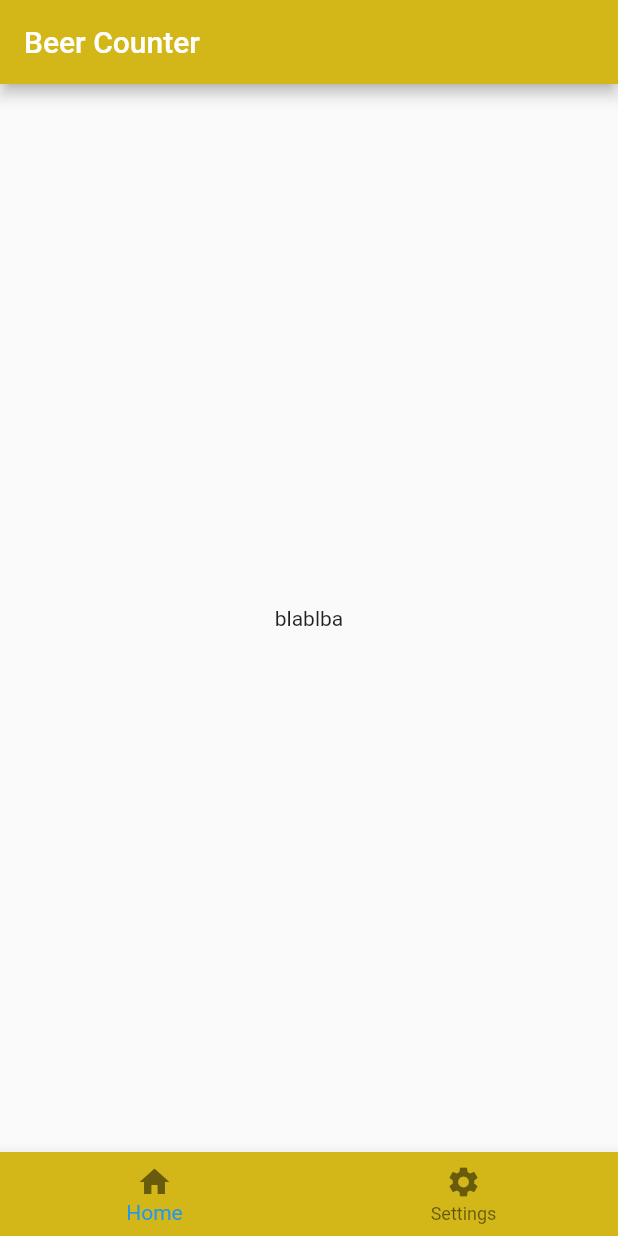
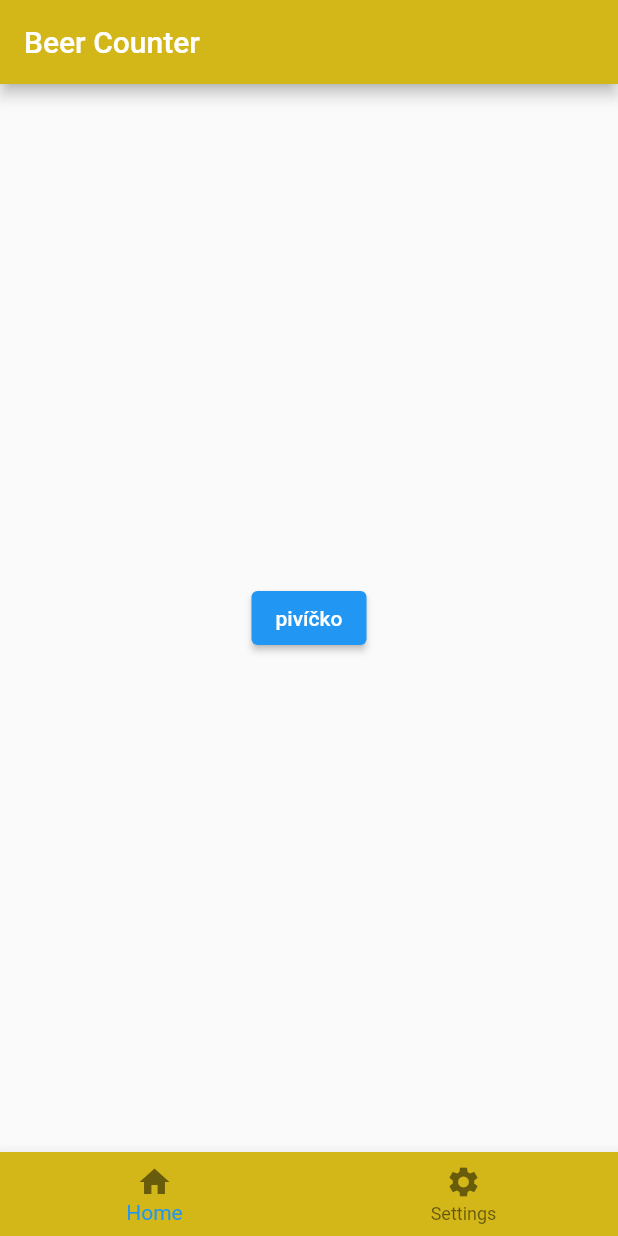
Before and after one commit to GoblinSharkStudios/test_ground, a Flutter app: the screen it shows after launch, on a phone screen of 412 x 824 dp. Run offline on Flutter 3.47's test engine with Material 2 defaults, Android fonts, the phone set to English and light mode, and no system bars.

Commit message:
Update main.dart

```diff
--- a/lib/main.dart
+++ b/lib/main.dart
@@ -16,7 +16,12 @@ class MyApp extends StatelessWidget {
           backgroundColor: const Color.fromARGB(255, 211, 183, 24),
           title: const Text("Beer Counter"),
         ),
-        body: Center(child: const Text("blablba")),
+        body: Center(
+          child: ElevatedButton(
+            onPressed: () {},
+            child: const Text("pivíčko"),
+          ),
+        ),
         bottomNavigationBar: BottomNavigationBar(
           backgroundColor: const Color.fromARGB(255, 211, 183, 24),
           items: const [
```
